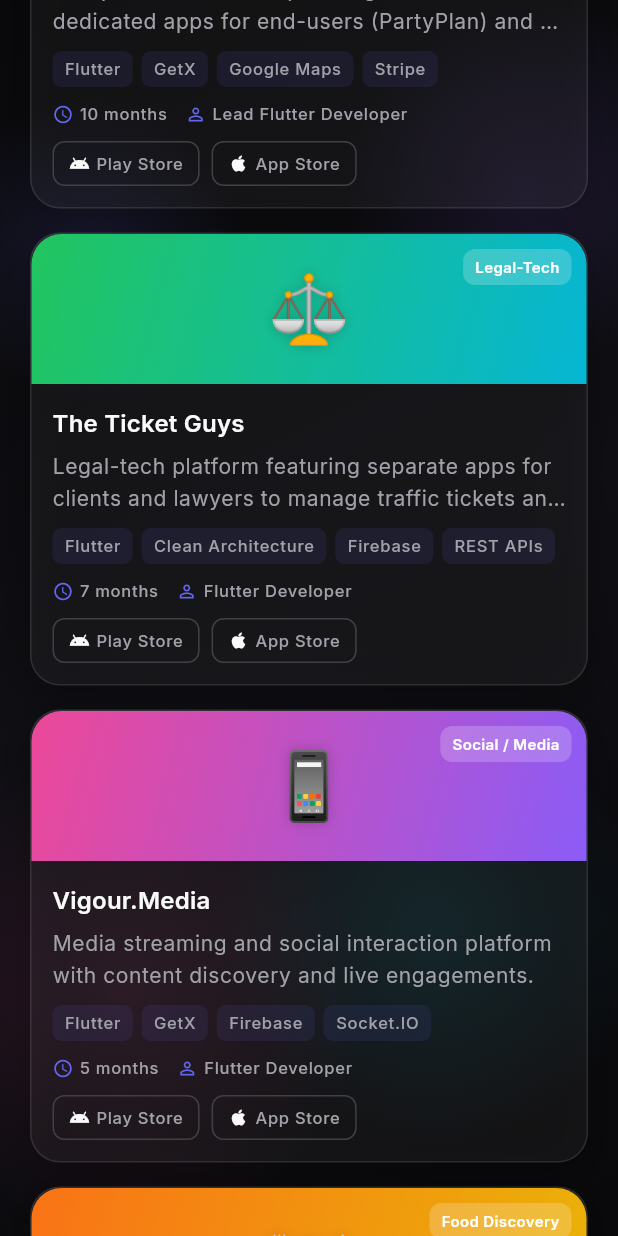
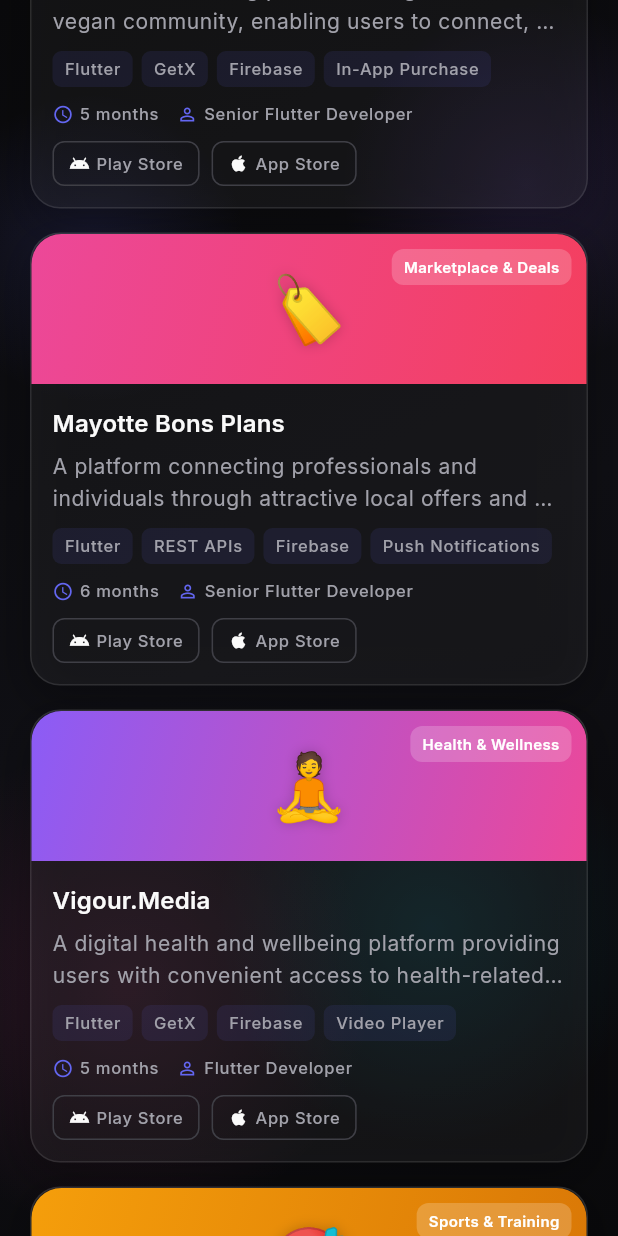
Before and after one commit to 23amitkumar/amit_portfolio, a Flutter app: the ProjectsView screen opened by its route, scrolled down 1152 dp, on a phone screen of 412 x 824 dp. Run offline on Flutter 3.47's test engine with Material 3 defaults, Android fonts, the phone set to English and light mode, and no system bars; drawn by our look-alikes of flutter_animate; our stand-ins replace dio, flutter_svg, font_awesome_flutter, get, google_fonts, lottie and 2 more.

Commit message:
Update portfolio projects with 13 showcased apps and store links

```diff
--- a/lib/features/projects/services/projects_service.dart
+++ b/lib/features/projects/services/projects_service.dart
@@ -4,18 +4,39 @@ import '../../../core/models/portfolio_models.dart';
 class ProjectsService {
   List<ProjectModel> getAllProjects() => const [
         ProjectModel(
+          id: 'flow',
+          name: 'Flow',
+          category: 'Rewards & Loyalty',
+          description:
+              'A location-based rewards application that allows users to earn points by scanning QR codes at participating businesses such as cafes, shops, and gyms. Features include interactive maps, real-time points tracking, transaction history, and reward redemption through exclusive offers.',
+          techStack: ['Flutter', 'GetX', 'QR Scanner', 'Google Maps', 'Firebase'],
+          features: [
+            'QR code point scanning',
+            'Interactive location maps',
+            'Real-time points tracking',
+            'Transaction history',
+            'Reward redemption & exclusive offers',
+          ],
+          role: 'Senior Flutter Developer',
+          duration: '6 months',
+          gradientColors: [0xFF3B82F6, 0xFF06B6D4],
+          icon: '🎁',
+          playStoreUrl: 'https://play.google.com/store/apps/details?id=com.app.flowRewards&pcampaignid=web_share',
+          appStoreUrl: 'https://apps.apple.com/in/app/flow-%D9%81%D9%84%D9%88/id6751571260',
+        ),
+        ProjectModel(
           id: '4fc',
-          name: '4FC – Rap Music Battle',
-          category: 'Social Media / Entertainment',
+          name: '4FC – RAP MUSIC BATTLE',
+          category: 'Social & Entertainment',
           description:
-              'A unique platform for rap music battles, allowing users to compete, vote, and engage with the hip-hop community.',
-          techStack: ['Flutter', 'GetX', 'Firebase', 'Socket.IO'],
+              'A music battle platform that allows users to participate in rap battles, showcase their musical talent, and compete with other artists. Provides an interactive platform for engaging in music competitions and connecting with the rap community.',
+          techStack: ['Flutter', 'GetX', 'Firebase', 'Socket.IO', 'Audio Streaming'],
           features: [
             'Live rap battles',
             'Voting & scoring system',
-            'Real-time chat',
-            'Push notifications',
-            'Video streaming',
+            'Real-time community chat',
+            'Audio/Video recording & streaming',
+            'Artist profiles & competitions',
           ],
           role: 'Senior Flutter Developer',
           duration: '6 months',
@@ -25,126 +46,126 @@ class ProjectsService {
           appStoreUrl: 'https://apps.apple.com/in/app/4fc-rap-music-battle/id6468482326',
         ),
         ProjectModel(
-          id: 'onlinestage',
-          name: 'Online Stage',
-          category: 'Event & Jobs',
+          id: 'vgn_social',
+          name: 'VGN Social – Vegan Community',
+          category: 'Social & Community',
           description:
-              'A platform connecting musicians and event organizers for music events, gig bookings, and job opportunities.',
-          techStack: ['Flutter', 'GetX', 'REST APIs', 'Firebase'],
+              'A social networking platform designed for the vegan community, enabling users to connect, communicate, share locations, and engage with like-minded people. Provides community interaction features and in-app purchases to enhance the user experience.',
+          techStack: ['Flutter', 'GetX', 'Firebase', 'In-App Purchase', 'Google Maps'],
           features: [
-            'Event booking',
-            'Job board for musicians',
-            'User profiles & portfolios',
-            'In-app messaging',
-            'Payment integration',
+            'Community interaction & social feed',
+            'Location sharing & interactive maps',
+            '1-on-1 and group chat',
+            'In-app purchases',
+            'Vegan lifestyle networking',
           ],
           role: 'Senior Flutter Developer',
-          duration: '8 months',
-          gradientColors: [0xFF06B6D4, 0xFF22C55E],
-          icon: '🎸',
-          playStoreUrl: 'https://play.google.com/store/apps/details?id=com.app.onstages',
-          appStoreUrl: 'https://apps.apple.com/in/app/online-stage-music-event-job/id6743424349',
+          duration: '5 months',
+          gradientColors: [0xFF10B981, 0xFF059669],
+          icon: '🌱',
+          playStoreUrl: 'https://play.google.com/store/apps/details?id=com.app.vgn_social',
+          appStoreUrl: 'https://apps.apple.com/in/app/vgn-social-meet-vegan-friends/id6749002074',
         ),
         ProjectModel(
-          id: 'partyplan',
-          name: 'PartyPlan & PartyPlan Pro',
-          category: 'Event Management',
+          id: 'mayottebonsplans',
+          name: 'Mayotte Bons Plans',
+          category: 'Marketplace & Deals',
           description:
-              'Comprehensive event planning suite with dedicated apps for end-users (PartyPlan) and event professionals (PartyPlan Pro).',
-          techStack: ['Flutter', 'GetX', 'Google Maps', 'Stripe', 'Firebase'],
+              'A platform connecting professionals and individuals through attractive local offers and promotions. Users can discover and share articles, products, and services, helping promote local businesses, increase visibility, and encourage community engagement across Mayotte.',
+          techStack: ['Flutter', 'REST APIs', 'Firebase', 'Push Notifications', 'GetX'],
           features: [
-            'Vendor discovery & booking',
-            'Real-time tracking',
-            'Payments & invoicing',
-            'Pro dashboard for vendors',
-            'Event scheduling',
+            'Local offers & promotional deals',
+            'Business directory & showcases',
+            'Article & product sharing',
+            'Community engagement feed',
+            'Interactive search & filtering',
           ],
-          role: 'Lead Flutter Developer',
-          duration: '10 months',
-          gradientColors: [0xFFF59E0B, 0xFFEF4444],
-          icon: '🎉',
-          playStoreUrl: 'https://play.google.com/store/apps/details?id=com.app.partyplans',
-          appStoreUrl: 'https://apps.apple.com/in/app/partyplans-find-event-pros/id6618148968',
-        ),
-        ProjectModel(
-          id: 'ticketguys',
-          name: 'The Ticket Guys',
-          category: 'Legal-Tech',
-          description:
-              'Legal-tech platform featuring separate apps for clients and lawyers to manage traffic tickets and legal consultations.',
-          techStack: ['Flutter', 'Clean Architecture', 'Firebase', 'REST APIs'],
-          features: [
-            'Case management',
-            'Document upload & scanning',
-            'Lawyer matching',
-            'In-app chat',
-            'Secure payments',
-          ],
-          role: 'Flutter Developer',
-          duration: '7 months',
-          gradientColors: [0xFF22C55E, 0xFF06B6D4],
-          icon: '⚖️',
-          playStoreUrl: 'https://play.google.com/store/apps/details?id=com.app.cleanSlateLawyer.dev',
-          appStoreUrl: 'https://apps.apple.com/in/app/the-ticket-guys-for-client/id6739700153',
+          role: 'Senior Flutter Developer',
+          duration: '6 months',
+          gradientColors: [0xFFEC4899, 0xFFF43F5E],
+          icon: '🏷️',
+          playStoreUrl: 'https://play.google.com/store/apps/details?id=com.app.mayottebonsplans',
+          appStoreUrl: 'https://apps.apple.com/in/app/mayotte-bons-plans/id6748109197',
         ),
         ProjectModel(
           id: 'vigourmedia',
           name: 'Vigour.Media',
-          category: 'Social / Media',
+          category: 'Health & Wellness',
           description:
-              'Media streaming and social interaction platform with content discovery and live engagements.',
-          techStack: ['Flutter', 'GetX', 'Firebase', 'Socket.IO', 'Video Player'],
+              'A digital health and wellbeing platform providing users with convenient access to health-related content and services. The app offers eMagazines, online bookings, wellness benefits, recipes, workout videos, podcasts, articles, and health calculators. Designed for organisations and businesses, it delivers customised content and interactive experiences to promote health awareness, wellbeing, and healthier lifestyles.',
+          techStack: ['Flutter', 'GetX', 'Firebase', 'Video Player', 'Audio Player'],
           features: [
-            'Video streaming',
-            'Social feeds',
-            'Real-time engagement',
-            'Content creation',
-            'Push notifications',
+            'eMagazines, podcasts & articles',
+            'Online appointment bookings',
+            'Workout videos & healthy recipes',
+            'Interactive health calculators',
+            'Corporate wellness benefits',
           ],
           role: 'Flutter Developer',
           duration: '5 months',
-          gradientColors: [0xFFEC4899, 0xFF8B5CF6],
-          icon: '📱',
+          gradientColors: [0xFF8B5CF6, 0xFFEC4899],
+          icon: '🧘',
           playStoreUrl: 'https://play.google.com/store/apps/details?id=com.app.vigourmedia',
           appStoreUrl: 'https://apps.apple.com/in/app/vigour-media/id6446580465',
         ),
         ProjectModel(
-          id: 'savorupp',
-          name: 'Savor Upp',
-          category: 'Food Discovery',
+          id: 'beyondboards',
+          name: 'Beyond Boards and Bags',
+          category: 'Sports & Training',
           description:
-              'Food discovery and restaurant review application helping users find the best local dining experiences.',
-          techStack: ['Flutter', 'Provider', 'Google Maps', 'REST APIs'],
+              'A Cornhole training app designed to help players of all skill levels improve their game through 70+ practice games, training exercises, and expert tips. Offers detailed stat tracking, performance insights, and multiple practice modes to enhance throwing accuracy, consistency, and overall gameplay.',
+          techStack: ['Flutter', 'Provider', 'Local DB', 'Analytics', 'Charts'],
           features: [
-            'Location-based search',
-            'Restaurant reviews',
-            'Interactive maps',
-            'User profiles',
-            'Image galleries',
+            '70+ practice games & training drills',
+            'Throwing accuracy analytics & charts',
+            'Detailed stat & history tracking',
+            'Performance insights & progress metrics',
+            'Expert tips & practice modes',
           ],
-          role: 'Flutter Developer',
-          duration: '6 months',
-          gradientColors: [0xFFF97316, 0xFFEAB308],
-          icon: '🍽️',
-          playStoreUrl: 'https://play.google.com/store/apps/details?id=com.app.savorupp',
-          appStoreUrl: 'https://apps.apple.com/in/app/savor-upp/id6738163422',
+          role: 'Senior Flutter Developer',
+          duration: '4 months',
+          gradientColors: [0xFFF59E0B, 0xFFD97706],
+          icon: '🎯',
+          playStoreUrl: 'https://play.google.com/store/apps/details?id=com.app.beyondBoards',
+          appStoreUrl: 'https://apps.apple.com/in/app/beyond-boards-and-bags/id6569248365',
+        ),
+        ProjectModel(
+          id: 'eventsgear',
+          name: 'Events Gear',
+          category: 'B2B & Events',
+          description:
+              'A B2B event services marketplace connecting event organizers with verified service providers across 80+ event-related categories in Kenya. The app enables users to discover and compare vendors, explore portfolios, view ratings and reviews, communicate through in-app messaging, and find reliable services for seamless event planning and management.',
+          techStack: ['Flutter', 'GetX', 'Firebase', 'In-App Messaging', 'REST APIs'],
+          features: [
+            '80+ event service categories',
+            'Verified vendor portfolios',
+            'Vendor comparison & customer reviews',
+            'Real-time in-app messaging',
+            'Seamless quotation & booking',
+          ],
+          role: 'Lead Flutter Developer',
+          duration: '7 months',
+          gradientColors: [0xFF7C3AED, 0xFF4F46E5],
+          icon: '🎪',
+          playStoreUrl: 'https://play.google.com/store/apps/details?id=com.app.eventGear',
+          appStoreUrl: 'https://apps.apple.com/in/app/events-gear/id6744602200',
         ),
         ProjectModel(
           id: 'trashtracker',
-          name: 'Trash Tracker',
-          category: 'Utility',
+          name: 'TrashTracker',
+          category: 'Utility & Services',
           description:
-              'Utility application for tracking waste collection, scheduling pickups, and promoting environmental awareness.',
-          techStack: ['Flutter', 'GetX', 'Google Maps', 'Firebase'],
+              'An on-demand waste management platform connecting users with licensed waste carriers across the UK. The app allows users to book rubbish removal, house clearance, skip hire, and recycling services, compare prices, receive instant quotes, and track collections in real time. Features digital waste transfer notes, verified providers, and secure disposal documentation for a hassle-free and compliant waste management experience.',
+          techStack: ['Flutter', 'GetX', 'Google Maps', 'Firebase', 'Stripe'],
           features: [
-            'Live location tracking',
-            'Pickup scheduling',
-            'Notifications',
-            'Route optimization',
-            'Eco-points system',
+            'On-demand rubbish & skip hire booking',
+            'Instant quotes & price comparison',
+            'Real-time collection tracking on maps',
+            'Digital waste transfer notes',
+            'Licensed & verified waste carriers',
           ],
           role: 'Senior Flutter Developer',
-          duration: '4 months',
+          duration: '5 months',
           gradientColors: [0xFF10B981, 0xFF3B82F6],
           icon: '♻️',
           playStoreUrl: 'https://play.google.com/store/apps/details?id=com.app.trashtracker',
@@ -155,14 +176,14 @@ class ProjectsService {
           name: 'Pin Voyage',
           category: 'Travel & Navigation',
           description:
-              'Travel companion app for pinning locations, planning voyages, and tracking journeys with real-time maps.',
-          techStack: ['Flutter', 'MVVM', 'Google Maps', 'REST APIs'],
+              'An interactive travel and exploration app that encourages users to discover cities, neighbourhoods, and hidden gems through location-based check-ins. Users can collect digital pins, complete challenges, earn badges, track their journeys, unlock achievements, and share adventures with friends, turning everyday exploration into a fun and rewarding experience.',
+          techStack: ['Flutter', 'MVVM', 'Google Maps', 'REST APIs', 'Gamification'],
           features: [
-            'Interactive travel maps',
-            'Journey tracking',
-            'Location saving',
-            'Social sharing',
-            'Offline support',
+            'Location check-ins & digital pins',
+            'Gamified challenges & earnable badges',
+            'Real-time journey tracking & maps',
+            'Achievement unlocking system',
+            'Social sharing of adventures',
           ],
           role: 'Senior Flutter Developer',
           duration: '5 months',
@@ -171,17 +192,94 @@ class ProjectsService {
           playStoreUrl: 'https://play.google.com/store/apps/details?id=com.app.pinvoyageapp',
           appStoreUrl: 'https://apps.apple.com/in/app/pin-voyage-app/id6758101190',
         ),
+        ProjectModel(
+          id: 'gochyro',
+          name: 'GoChyro',
+          category: 'Health & Wellness',
+          description:
+              'An on-demand chiropractic and wellness platform connecting users with licensed healthcare and wellness professionals. The app allows users to book chiropractic adjustments, physical therapy, stretch therapy, massage, and recovery services at their preferred location. Features vetted providers, easy scheduling, and personalized wellness services for a convenient, on-demand care experience.',
+          techStack: ['Flutter', 'GetX', 'Stripe', 'Google Maps', 'Firebase'],
+          features: [
+            'On-demand wellness appointments',
+            'Chiropractic, therapy & massage booking',
+            'Licensed & vetted provider network',
+            'Location-based provider dispatch',
+            'Seamless in-app payment & scheduling',
+          ],
+          role: 'Senior Flutter Developer',
+          duration: '6 months',
+          gradientColors: [0xFF06B6D4, 0xFF0284C7],
+          icon: '🩺',
+          playStoreUrl: 'https://play.google.com/store/apps/details?id=com.gochyro.goChyroApp',
+          appStoreUrl: 'https://apps.apple.com/in/app/gochyro/id6761717830',
+        ),
+        ProjectModel(
+          id: 'savorupp',
+          name: 'Savor Upp',
+          category: 'Food & Sustainability',
+          description:
+              'A food-saving marketplace connecting users with local cafés, restaurants, bakeries, and grocery stores offering surplus food at discounted prices. Users can discover nearby deals, reserve and pay for surprise food bags, and conveniently collect their orders while saving money and helping reduce food waste.',
+          techStack: ['Flutter', 'Provider', 'Google Maps', 'Stripe', 'REST APIs'],
+          features: [
+            'Surprise surplus food bags',
+            'Nearby food & restaurant deals',
+            'Location-based map discovery',
+            'Secure in-app reservations & payments',
+            'Store pickup verification',
+          ],
+          role: 'Flutter Developer',
+          duration: '6 months',
+          gradientColors: [0xFFF97316, 0xFFEAB308],
+          icon: '🍽️',
+          playStoreUrl: 'https://play.google.com/store/apps/details?id=com.app.savorupp',
+          appStoreUrl: 'https://apps.apple.com/in/app/savor-upp/id6738163422',
+        ),
+        ProjectModel(
+          id: 'trailerhustle',
+          name: 'Trailer Hustle',
+          category: 'Business & Fleet',
+          description:
+              'A business management and networking platform designed for trailer owners, renters, and service providers. The app enables users to create business profiles, manage trailers, track maintenance, upload important documents, connect with nearby businesses, and share reviews. Provides tools to streamline trailer operations, manage fleets, and grow businesses through a nationwide professional network.',
+          techStack: ['Flutter', 'GetX', 'Firebase', 'Document Vault', 'REST APIs'],
+          features: [
+            'Trailer & fleet management',
+            'Maintenance tracking & reminders',
+            'Secure document storage & uploads',
+            'B2B business networking & profiles',
+            'Reviews and ratings directory',
+          ],
+          role: 'Lead Flutter Developer',
+          duration: '7 months',
+          gradientColors: [0xFF4F46E5, 0xFF7C3AED],
+          icon: '🚛',
+          playStoreUrl: 'https://play.google.com/store/apps/details?id=com.app.trailerHustle&pcampaignid=web_share',
+          appStoreUrl: 'https://apps.apple.com/in/app/trailer-hustle/id6747658492',
+        ),
+        ProjectModel(
+          id: 'clipa',
+          name: 'Clipa',
+          category: 'Business & Productivity',
+          description:
+              'A professional estimating and proposal management app designed for Christmas light installation businesses. The app enables installers to create estimates, upload project photos, itemize labor and materials, and generate professional proposals quickly and efficiently, simplifying project planning and streamlining business operations.',
+          techStack: ['Flutter', 'Clean Architecture', 'PDF Generator', 'Firebase', 'REST APIs'],
+          features: [
+            'Quick proposal & estimate generator',
+            'Project photo upload & annotation',
+            'Itemized labor & materials calculator',
+            'Digital sign-offs & PDF export',
+            'Client & job management',
+          ],
+          role: 'Senior Flutter Developer',
+          duration: '5 months',
+          gradientColors: [0xFF059669, 0xFF10B981],
+          icon: '✨',
+          playStoreUrl: 'https://play.google.com/store/apps/details?id=com.app.clipa',
+          appStoreUrl: 'https://apps.apple.com/in/app/clipa/id6740476941',
+        ),
       ];
 
-  List<String> getCategories() => const [
+  List<String> getCategories() => [
         'All',
-        'Social Media / Entertainment',
-        'Event & Jobs',
-        'Event Management',
-        'Legal-Tech',
-        'Social / Media',
-        'Food Discovery',
-        'Utility',
-        'Travel & Navigation',
+        ...{for (final p in getAllProjects()) p.category},
       ];
 }
--- a/lib/features/projects/views/projects_view.dart
+++ b/lib/features/projects/views/projects_view.dart
@@ -126,9 +126,17 @@ class _ProjectCardState extends State<_ProjectCard> {
 
   Future<void> _launch(String? url) async {
     if (url == null) return;
-    final uri = Uri.parse(url);
-    if (await canLaunchUrl(uri)) {
-      await launchUrl(uri, mode: LaunchMode.externalApplication);
+    final uri = Uri.parse(url.trim());
+    try {
+      if (await canLaunchUrl(uri)) {
+        await launchUrl(uri, mode: LaunchMode.externalApplication);
+      } else {
+        await launchUrl(uri);
+      }
+    } catch (_) {
+      try {
+        await launchUrl(uri);
+      } catch (_) {}
     }
   }
 
```
